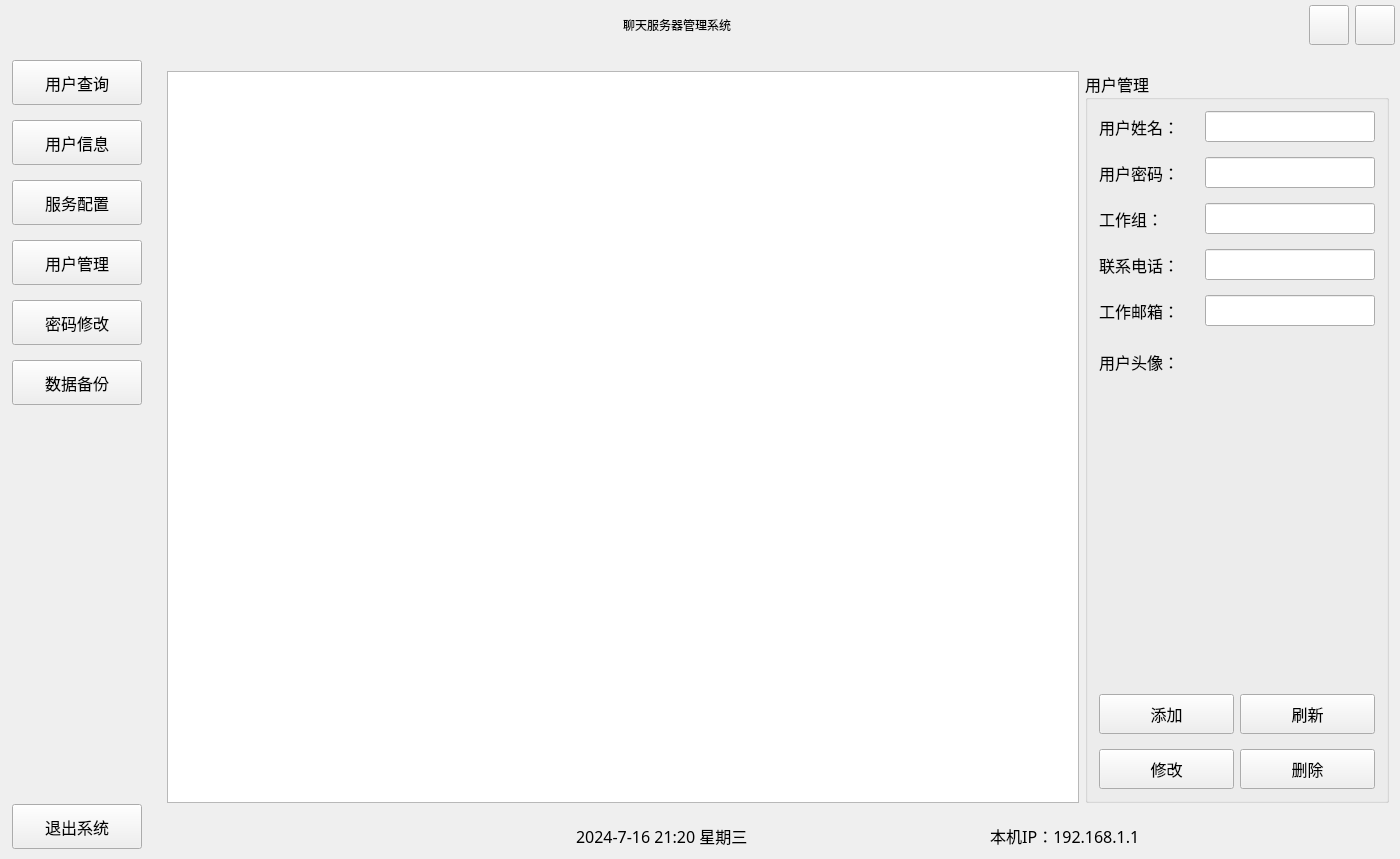
Before: the Qt Designer form ChatServer/MainWindow.ui in crylittlebear/QtChat, drawn with Qt 5.
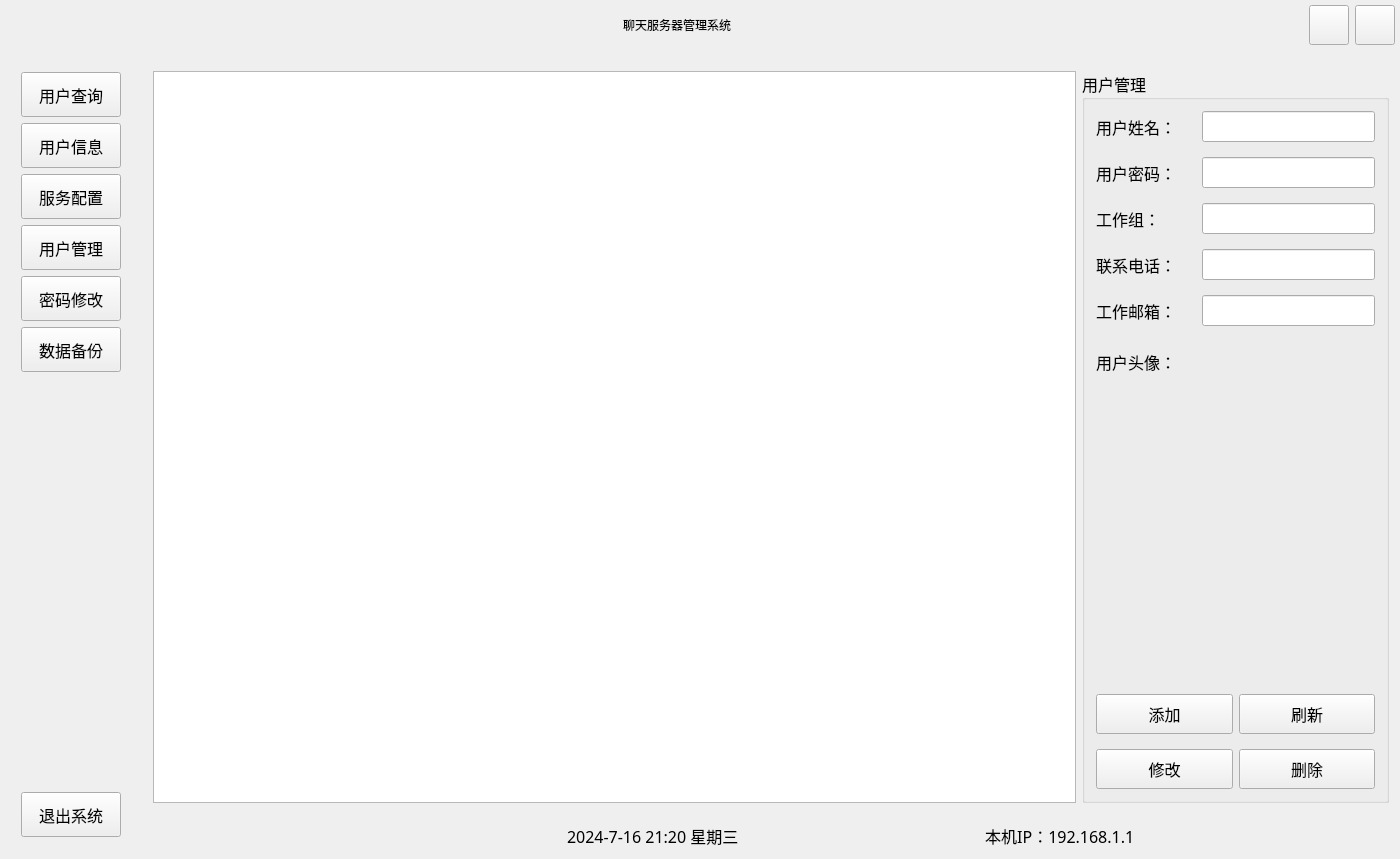
After: the same form once the commit is applied. Icons and pictures are not drawn.

Commit message: 修复窗口拉伸问题

Diff of the .ui file:
```diff
--- a/ChatServer/MainWindow.ui
+++ b/ChatServer/MainWindow.ui
@@ -427,7 +427,7 @@
            <number>0</number>
           </property>
           <item>
-           <layout class="QHBoxLayout" name="horizontalLayout_8" stretch="1,8">
+           <layout class="QHBoxLayout" name="horizontalLayout_8" stretch="0,8">
             <property name="spacing">
              <number>0</number>
             </property>
@@ -439,22 +439,18 @@
             </property>
             <item>
              <widget class="QWidget" name="widgetNavi" native="true">
+              <layout class="QHBoxLayout" name="horizontalLayout_11" stretch="5">
+               <property name="leftMargin">
+                <number>10</number>
+               </property>
+               <property name="rightMargin">
+                <number>10</number>
+               </property>
+               <item>
+                <widget class="QWidget" name="widgetLeftButtons" native="true">
+                 <layout class="QVBoxLayout" name="verticalLayout_17">
+                  <item>
               <layout class="QVBoxLayout" name="verticalLayout_2">
-               <property name="spacing">
-                <number>15</number>
-               </property>
-               <property name="leftMargin">
-                <number>12</number>
-               </property>
-               <property name="topMargin">
-                <number>10</number>
-               </property>
-               <property name="rightMargin">
-                <number>0</number>
-               </property>
-               <property name="bottomMargin">
-                <number>10</number>
-               </property>
                <item>
                 <widget class="QPushButton" name="btnUserSearch">
                  <property name="minimumSize">
@@ -629,6 +625,8 @@
                  </property>
                 </widget>
                </item>
+                   </layout>
+                  </item>
                <item>
                 <spacer name="verticalSpacer_2">
                  <property name="orientation">
@@ -669,6 +667,9 @@
                    <height>30</height>
                   </size>
                  </property>
+                   </widget>
+                  </item>
+                 </layout>
                 </widget>
                </item>
               </layout>
```
Lines whose indentation alone changed are shown as unchanged.
